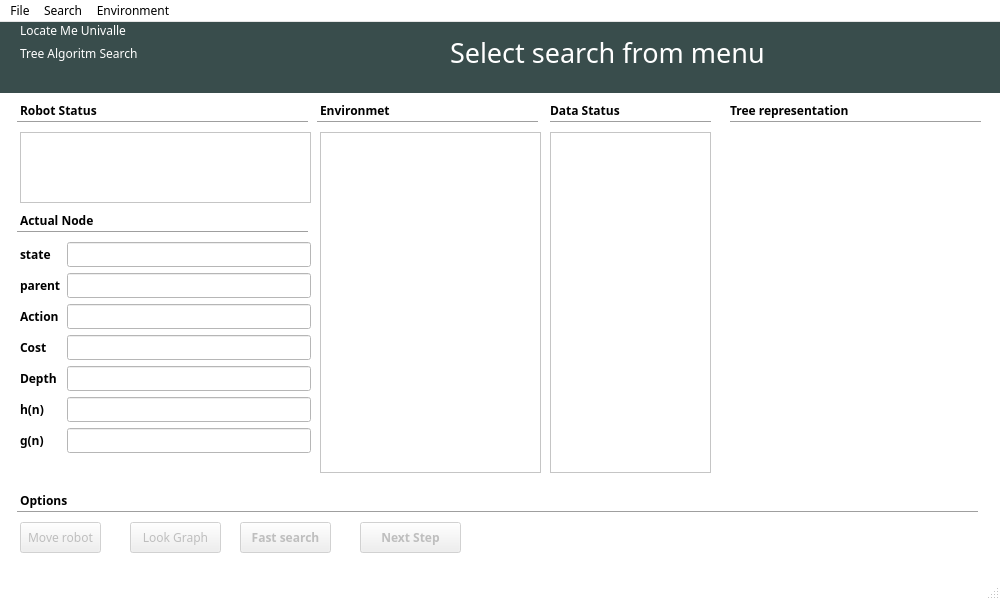
Before: the Qt Designer form Clases/gui/MainWindow.ui in DonAurelio/ia-search-algorithms, drawn with Qt 5.
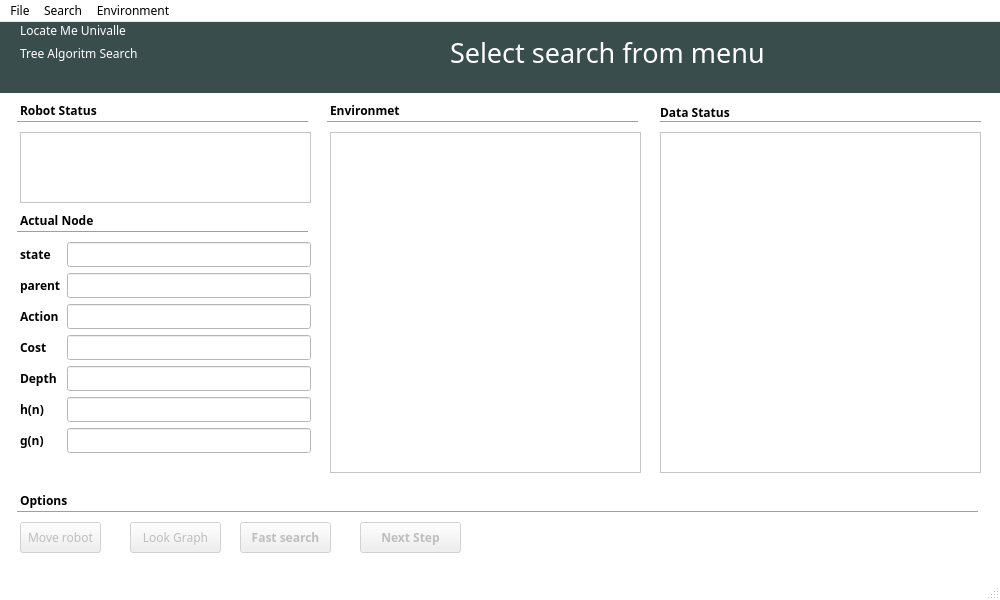
After: the same form once the commit is applied.

```diff
--- a/Clases/gui/MainWindow.ui
+++ b/Clases/gui/MainWindow.ui
@@ -317,10 +317,10 @@
     <widget class="QLabel" name="labelDataStatus">
      <property name="geometry">
       <rect>
-       <x>540</x>
+       <x>650</x>
        <y>0</y>
-       <width>111</width>
-       <height>17</height>
+       <width>101</width>
+       <height>20</height>
       </rect>
      </property>
      <property name="font">
@@ -336,9 +336,9 @@
     <widget class="Line" name="line_3">
      <property name="geometry">
       <rect>
-       <x>540</x>
+       <x>650</x>
        <y>10</y>
-       <width>161</width>
+       <width>321</width>
        <height>20</height>
       </rect>
      </property>
@@ -355,9 +355,9 @@
     <widget class="QPlainTextEdit" name="plainTextEditDataStatus">
      <property name="geometry">
       <rect>
-       <x>540</x>
+       <x>650</x>
        <y>30</y>
-       <width>161</width>
+       <width>321</width>
        <height>341</height>
       </rect>
      </property>
@@ -365,7 +365,7 @@
     <widget class="QLabel" name="labelEnvironment">
      <property name="geometry">
       <rect>
-       <x>310</x>
+       <x>320</x>
        <y>0</y>
        <width>111</width>
        <height>17</height>
@@ -384,9 +384,9 @@
     <widget class="Line" name="lineEnvironmet">
      <property name="geometry">
       <rect>
-       <x>307</x>
+       <x>317</x>
        <y>10</y>
-       <width>221</width>
+       <width>311</width>
        <height>20</height>
       </rect>
      </property>
@@ -684,9 +684,9 @@
      </property>
      <property name="geometry">
       <rect>
-       <x>310</x>
+       <x>320</x>
        <y>30</y>
-       <width>221</width>
+       <width>311</width>
        <height>341</height>
       </rect>
      </property>
@@ -710,57 +710,6 @@
       <bool>true</bool>
      </property>
     </widget>
-    <widget class="QLabel" name="labelTreeGraph">
-     <property name="geometry">
-      <rect>
-       <x>710</x>
-       <y>30</y>
-       <width>261</width>
-       <height>341</height>
-      </rect>
-     </property>
-     <property name="text">
-      <string/>
-     </property>
-    </widget>
-    <widget class="Line" name="line_4">
-     <property name="geometry">
-      <rect>
-       <x>720</x>
-       <y>10</y>
-       <width>251</width>
-       <height>20</height>
-      </rect>
-     </property>
-     <property name="font">
-      <font>
-       <weight>75</weight>
-       <bold>true</bold>
-      </font>
-     </property>
-     <property name="orientation">
-      <enum>Qt::Horizontal</enum>
-     </property>
-    </widget>
-    <widget class="QLabel" name="labelDataStatus_2">
-     <property name="geometry">
-      <rect>
-       <x>720</x>
-       <y>0</y>
-       <width>181</width>
-       <height>17</height>
-      </rect>
-     </property>
-     <property name="font">
-      <font>
-       <weight>75</weight>
-       <bold>true</bold>
-      </font>
-     </property>
-     <property name="text">
-      <string>Tree representation</string>
-     </property>
-    </widget>
    </widget>
   </widget>
   <widget class="QMenuBar" name="menubar">
```
Left out of the diff: 1 changed line with no effect on the pictures.
